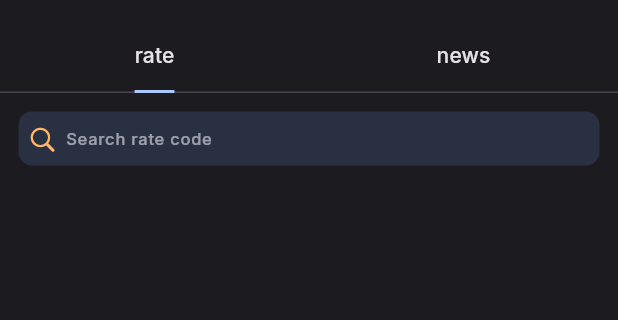
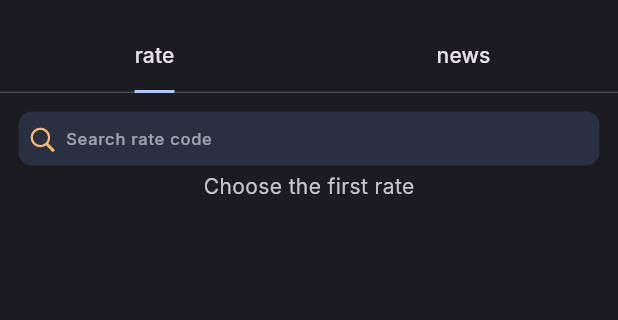
Before and after one commit to fhkhd/rate_tracker, a Flutter app: the screen it shows after launch, on a phone screen of 412 x 824 dp, the part 63-383 px from its top. Run offline on Flutter 3.47's test engine with Material 3 defaults, Android fonts, the phone set to English and light mode, and no system bars; our stand-ins replace bloc, equatable, flutter_bloc, fpdart, get_it, google_fonts and 3 more.

Commit message:
Fixing rate selection & Rest

```diff
--- a/lib/features/rate/presentation/bloc/rate_bloc.dart
+++ b/lib/features/rate/presentation/bloc/rate_bloc.dart
@@ -10,7 +10,7 @@ part 'rate_state.dart';
 
 class RateBloc extends Bloc<RateEvent, RateState> {
   final SearchRateCodes _searchRateCodes;
-  RateCode _firstRateCode = RateCode(code: '', fullName: '');
+  RateCode? _firstRateCode;
 
   RateBloc({
     required SearchRateCodes searchRateCodes,
@@ -20,6 +20,7 @@ class RateBloc extends Bloc<RateEvent, RateState> {
     on<RateSearchRateCode>(_onRateSearchRateCode);
     on<RateSelectFirstRateCode>(_onRateSelectFirstRateCode);
     on<RateSelectSecondRateCode>(_onRateSelectSecondRateCode);
+    on<RateRestSelection>(_onRateRestSelection);
   }
 
   void _onRateSearchRateCode(
@@ -33,7 +34,7 @@ class RateBloc extends Bloc<RateEvent, RateState> {
         if (_firstRateCode != null) {
           emit(RateSearchDisplaySuccess(r, _firstRateCode));
           if (event.value == '') {
-            emit(FirstRateSearch(_firstRateCode));
+            emit(FirstRateSearch(_firstRateCode!));
           }
         } else {
           emit(RateSearchDisplaySuccess(r, null));
@@ -54,7 +55,14 @@ class RateBloc extends Bloc<RateEvent, RateState> {
     RateSelectSecondRateCode event,
     Emitter<RateState> emit,
   ) async {
-    emit(FirstRateSearch(_firstRateCode));
-    emit(SecondRateSearch(_firstRateCode, event.secondRateCode));
+    emit(SecondRateSearch(_firstRateCode!, event.secondRateCode));
+  }
+
+  void _onRateRestSelection(
+    RateRestSelection event,
+    Emitter<RateState> emit,
+  ) async {
+    _firstRateCode = null;
+    emit(RateInitial());
   }
 }
--- a/lib/features/rate/presentation/bloc/rate_event.dart
+++ b/lib/features/rate/presentation/bloc/rate_event.dart
@@ -24,3 +24,5 @@ final class RateSelectSecondRateCode extends RateSelectFirstRateCode {
     required this.secondRateCode,
   });
 }
+
+final class RateRestSelection extends RateEvent {}
--- a/lib/features/rate/presentation/pages/rate_main_page.dart
+++ b/lib/features/rate/presentation/pages/rate_main_page.dart
@@ -32,11 +32,11 @@ class _RateMainPageState extends State<RateMainPage> {
           }
         },
         builder: (context, state) {
-          print("state is : ${state}");
           return Padding(
             padding: EdgeInsets.all(2.w),
             child: Column(
               children: [
+                if (state is! SecondRateSearch)
                   Padding(
                     padding: EdgeInsets.all(1.w),
                     child: CupertinoSearchTextField(
@@ -58,12 +58,26 @@ class _RateMainPageState extends State<RateMainPage> {
                         }
                       },
                       placeholder: "Search rate code",
-                    backgroundColor: Theme.of(context).colorScheme.onSecondary,
+                      backgroundColor:
+                          Theme.of(context).colorScheme.onSecondary,
                       itemColor: Theme.of(context).colorScheme.tertiary,
                       style: Theme.of(context).textTheme.labelSmall?.copyWith(
                             color: Theme.of(context).colorScheme.tertiary,
                           ),
                     ),
+                  ),
+                Text(
+                  state is SecondRateSearch
+                      ? 'Pair rates'
+                      : state is FirstRateSearch
+                          ? 'Choose the second rate'
+                          : state is RateSearchDisplaySuccess
+                              ? 'Select one rate'
+                              : state is PairRates
+                                  ? 'Pair result'
+                                  : state is RateInitial
+                                      ? 'Choose the first rate'
+                                      : '',
                 ),
                 if (state is FirstRateSearch)
                   Row(
@@ -72,7 +86,51 @@ class _RateMainPageState extends State<RateMainPage> {
                       RateCodeWidget(
                         rateCode: state.firstRateCode,
                       ),
-                      const Text("pair to : "),
+                      Column(
+                        mainAxisAlignment: MainAxisAlignment.center,
+                        children: [
+                          SizedBox(
+                            height: 10.w,
+                          ),
+                          InkWell(
+                            onTap: state is SecondRateSearch ? () {} : null,
+                            child: Card(
+                              color: state is SecondRateSearch
+                                  ? Theme.of(context).colorScheme.onPrimary
+                                  : Theme.of(context)
+                                      .colorScheme
+                                      .secondaryContainer,
+                              shape: RoundedRectangleBorder(
+                                borderRadius: BorderRadius.circular(30),
+                              ),
+                              child: Padding(
+                                padding: EdgeInsets.symmetric(
+                                  horizontal: 3.w,
+                                  vertical: 1.h,
+                                ),
+                                child: const Text(
+                                  "Pair to",
+                                ),
+                              ),
+                            ),
+                          ),
+                          TextButton(
+                            onPressed: () {
+                              context.read<RateBloc>().add(RateRestSelection());
+                            },
+                            child: Text(
+                              "Rest",
+                              style: Theme.of(context)
+                                  .textTheme
+                                  .labelSmall
+                                  ?.copyWith(
+                                    color:
+                                        Theme.of(context).colorScheme.tertiary,
+                                  ),
+                            ),
+                          ),
+                        ],
+                      ),
                       state is SecondRateSearch
                           ? RateCodeWidget(
                               rateCode: state.secondRateCode,
```
Lines whose indentation alone changed are shown as unchanged.
